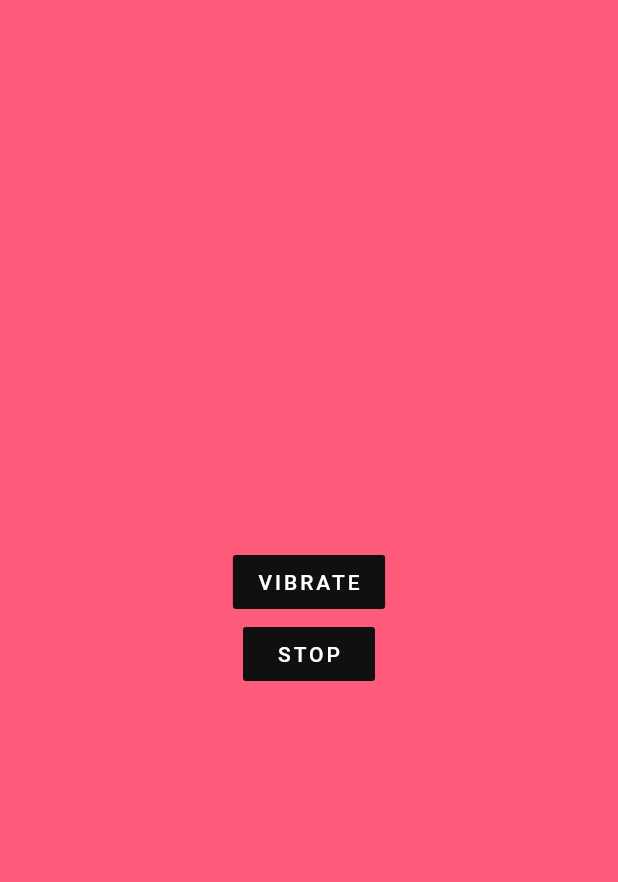
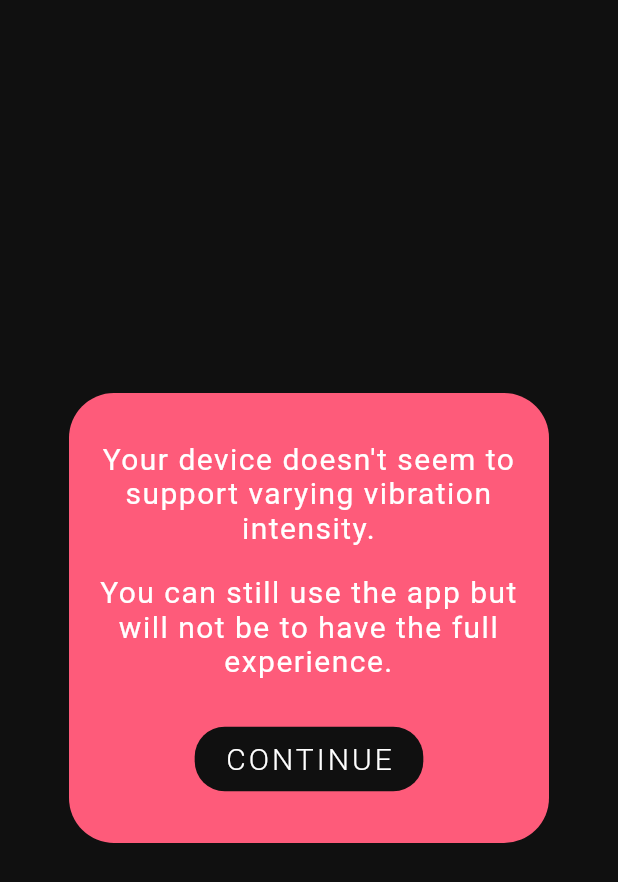
Before and after one commit to Divya0208/quake, a Flutter app: the screen it shows after launch, on a phone screen of 412 x 824 dp. Shown: the top 882 px of the screen. Run offline on Flutter 3.47's test engine with Material 2 defaults, Android fonts, the phone set to English and light mode, and no system bars; our stand-ins replace vibration; project files that could hold a hidden picture were left out.

Commit message:
Adds unsupported page

```diff
--- a/quake/lib/components/constants.dart
+++ b/quake/lib/components/constants.dart
@@ -3,5 +3,5 @@ import 'package:flutter/material.dart';
 const int datapointsPerSecond = 172;
 const Color primary_pink = Color(0xFFFE5B7A);
 const Color primary_black = Color(0xFF101010);
-const double threshold = 0.02;
+const double threshold = 0.06;
 final int durationOfDatapoint = (1000 / datapointsPerSecond).round();
--- a/quake/lib/main.dart
+++ b/quake/lib/main.dart
@@ -4,6 +4,8 @@ import 'views/landing_page.dart';
 import 'views/dashboard.dart';
 import 'views/player.dart';
 import 'views/test.dart';
+import 'views/unsupported_page.dart';
+
 void main() => runApp(MyApp());
 
 class MyApp extends StatelessWidget {
@@ -15,8 +17,9 @@ class MyApp extends StatelessWidget {
       theme: ThemeData.dark().copyWith(
         accentColor: primary_pink,
       ),
-      initialRoute: TestPage.id,
+      initialRoute: UnsupportedPage.id,
       routes: {
+        UnsupportedPage.id: (context)=>UnsupportedPage(),
         TestPage.id: (context)=>TestPage(),
         LandingPage.id : (context) => LandingPage(),
         Dashboard.id : (context) => Dashboard(),
--- a/quake/lib/views/test.dart
+++ b/quake/lib/views/test.dart
@@ -23,16 +23,19 @@ class _TestPageState extends State<TestPage> {
 
 
   void vibrate()async{
-    print(await Vibration.hasAmplitudeControl());
+
+    {
+      bool intensitySupport = await Vibration.hasAmplitudeControl();
+      print("Does your smartphone support varying vibration intensity?: ${intensitySupport?'Yes':'No'}");
+
+    }
+
     if (await Vibration.hasVibrator()) {
       final wave = await loadWaveformData("assets/waveforms/HighWayToHell.json");
       List <double> dataPoints = wave.scaledData();
-      print(wave.channels);
-      const List<double>random = [0,0,0,0.2,0.5,0.9,0.3,0.1,0.1,0,0.3,0.5];
 
-      int countV = 0;
-      int countP = 0;
       List <int> songPattern = [];
+      List <int> intensityPattern = [];
       //for(int i=0; i< dataPoints.length; i=i+2){
       //  if (dataPoints[i].abs() > 0.02){
       //    if(countP > 0){
@@ -69,6 +72,7 @@ class _TestPageState extends State<TestPage> {
           countPlaying=0;
           while(_shouldPlay(dataPoints[i])){
             countPlaying+=durationOfDatapoint;
+            intensityPattern.add((dataPoints[i].abs()*255).round());
             i+=2;
             if(i>=dataPoints.length){
               break;
@@ -78,10 +82,11 @@ class _TestPageState extends State<TestPage> {
         }
 
       //print(dataPoints.length);
-      var sum = songPattern.reduce((value, element) => value + element);
-      print(songPattern);
-      print('Sum: $sum');
-      Vibration.vibrate(pattern: songPattern);
+      int sum = songPattern.reduce((value, element) => value + element);
+      int min = (sum/(60*1000)).round();
+      int sec = ((sum/1000).round() % 60);
+      print('Song Length: $min min $sec s');
+      Vibration.vibrate(pattern: songPattern,intensities: intensityPattern);
     }
 
   }
--- /dev/null
+++ b/quake/lib/views/unsupported_page.dart
@@ -0,0 +1,72 @@
+import 'package:flutter/material.dart';
+import 'package:quake/components/constants.dart';
+import 'package:quake/views/dashboard.dart';
+
+class UnsupportedPage extends StatelessWidget {
+  static const id = "unsupported";
+  @override
+  Widget build(BuildContext context) {
+    return SafeArea(
+      child: Scaffold(
+        backgroundColor: primary_black,
+        body:Center(
+          child: Container(
+            height:300,
+            decoration: BoxDecoration(
+              color:primary_pink,
+              borderRadius: BorderRadius.circular(30)
+            ),
+            width: 320,
+            padding: EdgeInsets.symmetric(horizontal:20),
+            child: Column(
+              mainAxisAlignment: MainAxisAlignment.center,
+              children: <Widget>[
+                Text(
+                  "Your device doesn't seem to support varying vibration intensity.",
+                  textAlign: TextAlign.center,
+                  style: TextStyle(
+                    letterSpacing: 1,
+                    fontSize: 20
+                  ),
+                ),
+                SizedBox(height: 20,),
+                Text(
+                  'You can still use the app but will not be to have the full experience.',
+                  textAlign: TextAlign.center,
+                  style: TextStyle(
+                    letterSpacing: 1,
+                    fontSize: 20
+                  ),
+                ),
+                SizedBox(
+                  height: 30,
+                ),
+                FlatButton(
+                  onPressed: (){
+                    Navigator.pushNamed(context, Dashboard.id);
+                  },
+                  child:Container(
+                    padding: EdgeInsets.symmetric(vertical:10,horizontal:20),
+                    child:Text(
+                      'CONTINUE',
+                      style:TextStyle(
+                        fontSize: 20,
+                        color: Colors.white,
+                        letterSpacing: 2,
+                        fontWeight: FontWeight.w300
+                      )
+                    ),
+                    decoration: BoxDecoration(
+                      color:primary_black,
+                      borderRadius: BorderRadius.circular(20)
+                    ),
+                  )
+                )
+              ],
+            ),
+          ),
+        )
+      ),
+    );
+  }
+}
--- a/quake/pubspec.yaml
+++ b/quake/pubspec.yaml
@@ -20,6 +20,7 @@ dependencies:
   flutter:
     sdk: flutter
   vibration: ^1.2.4
+  mp3_info: ^0.1.3
 
   # The following adds the Cupertino Icons font to your application.
   # Use with the CupertinoIcons class for iOS style icons.
```
Also changed, not shown: quake/pubspec.lock.
